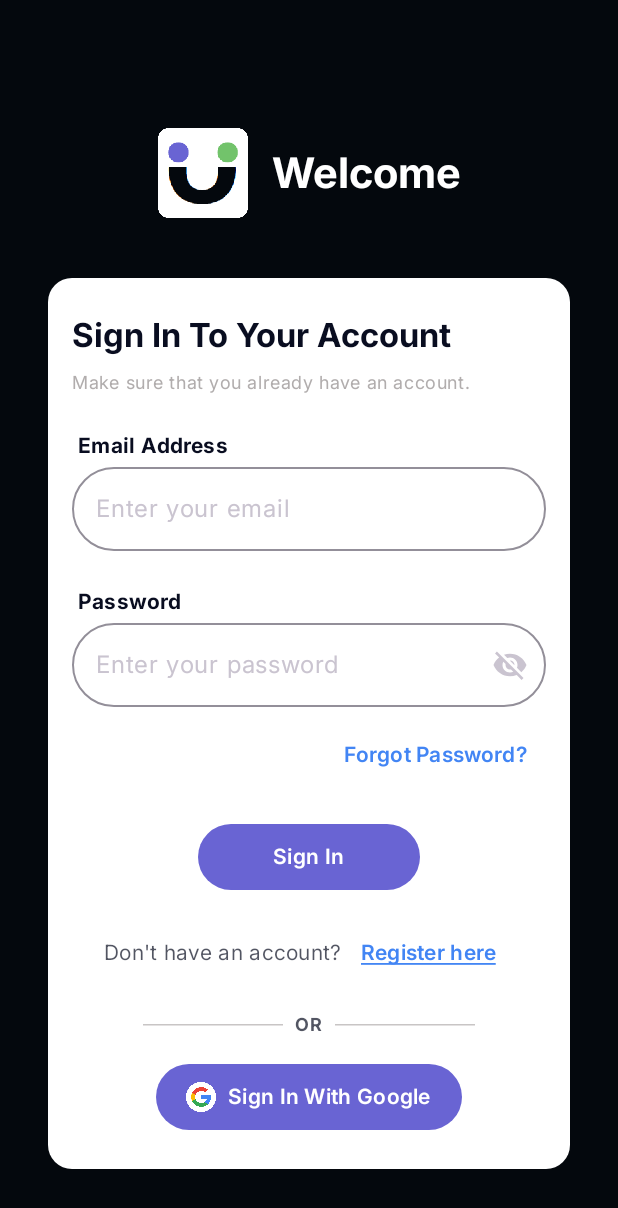
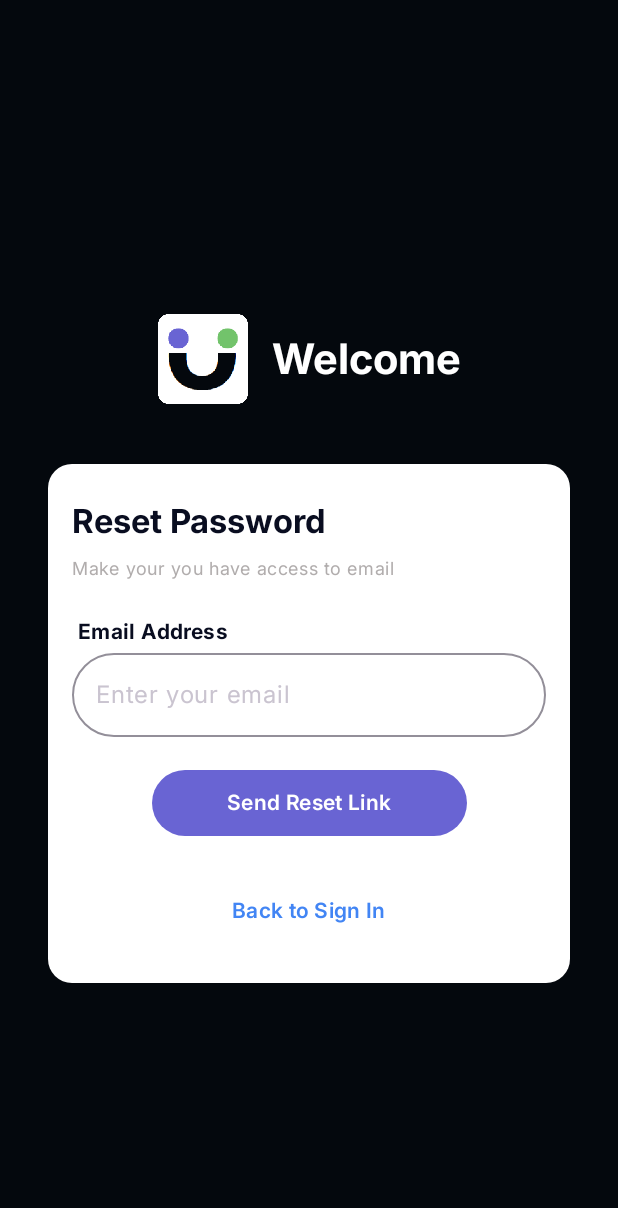
Before and after one commit to melvin1117/community-connect, an Android app built with Jetpack Compose: the SignInScreen screen opened through its navigation route, after a tap on "Forgot Password?", on a phone screen of 412 x 824 dp. Shown: the top 1208 px of the screen. Run offline under Robolectric (Android 15) with nearby library versions, the phone set to English and light mode, and no system bars; our stand-ins replace Dagger/Hilt's generated code, Firebase (no records; nobody signed in at launch, a user with empty details on screens opened directly).

Commit message:
addded forgot password + email verification functionality

```diff
--- a/app/src/main/java/com/su/communityconnect/Constant.kt
+++ b/app/src/main/java/com/su/communityconnect/Constant.kt
@@ -4,3 +4,4 @@ const val SIGN_IN_SCREEN = "SignInScreen"
 const val SIGN_UP_SCREEN = "SignUpScreen"
 const val SPLASH_SCREEN = "SplashScreen"
 const val HOME_SCREEN = "HomeScreen"
+const val FORGOT_PASSWORD_SCREEN = "ForgotPasswordScreen"
--- a/app/src/main/java/com/su/communityconnect/model/service/AccountService.kt
+++ b/app/src/main/java/com/su/communityconnect/model/service/AccountService.kt
@@ -8,7 +8,6 @@ interface AccountService {
     val currentUserId: String
     fun hasUser(): Boolean
     fun getUserProfile(): User
-//    suspend fun createAnonymousAccount()
     suspend fun updateDisplayName(newDisplayName: String)
     suspend fun linkAccountWithGoogle(idToken: String)
     suspend fun linkAccountWithEmail(email: String, password: String)
@@ -17,4 +16,7 @@ interface AccountService {
     suspend fun signInWithEmail(email: String, password: String)
     suspend fun signOut()
     suspend fun deleteAccount()
+    suspend fun sendPasswordResetEmail(email: String)
+    suspend fun sendEmailVerification()
+    suspend fun isEmailVerified(): Boolean
 }
--- a/app/src/main/java/com/su/communityconnect/ui/navigation/navgraph.kt
+++ b/app/src/main/java/com/su/communityconnect/ui/navigation/navgraph.kt
@@ -5,6 +5,7 @@ import androidx.navigation.NavHostController
 import androidx.navigation.compose.NavHost
 import androidx.navigation.compose.composable
 import androidx.navigation.compose.rememberNavController
+import com.su.communityconnect.FORGOT_PASSWORD_SCREEN
 import com.su.communityconnect.HOME_SCREEN
 import com.su.communityconnect.SIGN_IN_SCREEN
 import com.su.communityconnect.SIGN_UP_SCREEN
@@ -13,6 +14,7 @@ import com.su.communityconnect.model.service.AccountService
 import com.su.communityconnect.ui.screens.authentication.signin.SignInScreen
 import com.su.communityconnect.ui.screens.authentication.signup.SignUpScreen
 import com.su.communityconnect.ui.screens.SplashScreen
+import com.su.communityconnect.ui.screens.authentication.forgotpassword.ForgotPasswordScreen
 import com.su.communityconnect.ui.screens.home.HomeScreen
 
 @Composable
@@ -31,7 +33,19 @@ fun NavGraph(
         composable(SIGN_IN_SCREEN) {
             SignInScreen(
                 onNavigateToSignUp = { navController.navigate(SIGN_UP_SCREEN) },
-                onSignInSuccess = { navController.navigate(HOME_SCREEN) }
+                onSignInSuccess = { navController.navigate(HOME_SCREEN) },
+                onForgotPassword = {navController.navigate(FORGOT_PASSWORD_SCREEN) }
+            )
+        }
+        // Forgot Password Screen
+        composable(FORGOT_PASSWORD_SCREEN) {
+            ForgotPasswordScreen(
+                onPasswordResetSuccess = {
+                    navController.navigate(SIGN_IN_SCREEN) {
+                        popUpTo(FORGOT_PASSWORD_SCREEN) { inclusive = true }
+                    }
+                },
+                onBackSignIn = { navController.navigate((SIGN_IN_SCREEN)) }
             )
         }
         // Sign-Up Screen
--- /dev/null
+++ b/app/src/main/java/com/su/communityconnect/ui/screens/authentication/forgotpassword/ForgotPasswordScreen.kt
@@ -0,0 +1,136 @@
+package com.su.communityconnect.ui.screens.authentication.forgotpassword
+
+import android.widget.Toast
+import androidx.compose.foundation.Image
+import androidx.compose.foundation.layout.*
+import androidx.compose.foundation.shape.RoundedCornerShape
+import androidx.compose.material3.*
+import androidx.compose.runtime.*
+import androidx.compose.ui.Alignment
+import androidx.compose.ui.Modifier
+import androidx.compose.ui.platform.LocalContext
+import androidx.compose.ui.res.painterResource
+import androidx.compose.ui.res.stringResource
+import androidx.compose.ui.text.font.FontWeight
+import androidx.compose.ui.unit.dp
+import androidx.hilt.navigation.compose.hiltViewModel
+import com.su.communityconnect.R
+import com.su.communityconnect.ui.components.PrimaryButton
+import com.su.communityconnect.ui.components.TextField
+import com.su.communityconnect.ui.screens.authentication.isValidEmail
+
+@Composable
+fun ForgotPasswordScreen(onPasswordResetSuccess: () -> Unit, onBackSignIn: () -> Unit, viewModel: ForgotPasswordViewModel = hiltViewModel()) {
+    val email = viewModel.email.collectAsState()
+    var emailError by remember { mutableStateOf<String?>(null) }
+    val uiEvent = viewModel.uiEvent.collectAsState()
+    val context = LocalContext.current
+
+    // Handle UI events
+    LaunchedEffect(uiEvent.value) {
+        uiEvent.value?.let { errorType ->
+            val message = when (errorType) {
+                ForgotPasswordType.INVALID_EMAIL -> context.getString(R.string.email_valid_error)
+                ForgotPasswordType.OPERATION_FAILED -> context.getString(R.string.forgot_password_failed)
+                ForgotPasswordType.SUCCESS -> context.getString(R.string.forgot_password_success)
+            }
+            Toast.makeText(context, message, Toast.LENGTH_LONG).show()
+            viewModel.onUiEventConsumed()
+        }
+    }
+
+    Column(
+        modifier = Modifier
+            .fillMaxSize()
+            .padding(horizontal = 32.dp),
+        verticalArrangement = Arrangement.Center,
+        horizontalAlignment = Alignment.CenterHorizontally
+    ) {
+        Spacer(modifier = Modifier.height(40.dp))
+        Row(
+            verticalAlignment = Alignment.CenterVertically,
+            horizontalArrangement = Arrangement.Center
+        ) {
+            Image(
+                painter = painterResource(id = R.drawable.applogo),
+                contentDescription = "App Logo",
+                modifier = Modifier.size(60.dp)
+            )
+            Spacer(modifier = Modifier.width(16.dp))
+            Text(
+                text = stringResource(id = R.string.welcome),
+                style = MaterialTheme.typography.headlineMedium.copy(
+                    color = MaterialTheme.colorScheme.onSurface,
+                    fontWeight = FontWeight.Bold
+                )
+            )
+        }
+        Spacer(modifier = Modifier.height(40.dp))
+
+        Card(
+            modifier = Modifier
+                .fillMaxWidth(),
+            shape = RoundedCornerShape(16.dp),
+            colors = CardDefaults.cardColors(containerColor = MaterialTheme.colorScheme.background)
+        ) {
+            Column(
+                modifier = Modifier
+                    .fillMaxWidth()
+                    .padding(horizontal = 16.dp, vertical = 24.dp),
+                horizontalAlignment = Alignment.CenterHorizontally
+            ) {
+                Text(
+                    text = stringResource(id = R.string.reset_password),
+                    style = MaterialTheme.typography.titleLarge.copy(
+                        color = MaterialTheme.colorScheme.onBackground,
+                        fontWeight = FontWeight.Bold
+                    ),
+                    modifier = Modifier.align(Alignment.Start)
+                )
+                Spacer(modifier = Modifier.height(10.dp))
+                Text(
+                    text = stringResource(id = R.string.reset_password_instructions),
+                    style = MaterialTheme.typography.bodySmall.copy(
+                        color = MaterialTheme.colorScheme.onSecondary
+                    ),
+                    modifier = Modifier.align(Alignment.Start)
+                )
+                Spacer(modifier = Modifier.height(24.dp))
+                TextField(
+                    value = email.value,
+                    onValueChange = {
+                        viewModel.updateEmail(it)
+                        emailError = if (!it.isValidEmail()) {
+                            context.getString(R.string.email_valid_error)
+                        } else {
+                            null
+                        }
+                    },
+                    label = stringResource(id = R.string.email_address),
+                    placeholder = stringResource(id = R.string.email_placeholder),
+                    errorMessage = emailError
+                )
+                Spacer(modifier = Modifier.height(20.dp))
+                PrimaryButton(
+                    text = stringResource(id = R.string.send_reset_link),
+                    onClick = {
+                        if (emailError == null) {
+                            viewModel.onResetPasswordClick(onPasswordResetSuccess)
+                        }
+                    },
+                    horizontalPadding = 50.dp,
+                    enabled = emailError == null
+                )
+                Spacer(modifier = Modifier.height(24.dp))
+                Box(modifier = Modifier.fillMaxWidth(), contentAlignment = Alignment.Center) {
+                    TextButton(onClick = onBackSignIn) {
+                        Text(
+                            text = stringResource(id = R.string.back_sign_in),
+                            style = MaterialTheme.typography.bodyMedium.copy(color = MaterialTheme.colorScheme.onTertiary, fontWeight = FontWeight.SemiBold)
+                        )
+                    }
+                }
+            }
+        }
+    }
+}
--- /dev/null
+++ b/app/src/main/java/com/su/communityconnect/ui/screens/authentication/forgotpassword/ForgotPasswordViewModel.kt
@@ -0,0 +1,48 @@
+package com.su.communityconnect.ui.screens.authentication.forgotpassword
+
+import com.su.communityconnect.model.service.AccountService
+import com.su.communityconnect.ui.screens.CommunityConnectAppViewModel
+import com.su.communityconnect.ui.screens.authentication.isValidEmail
+import dagger.hilt.android.lifecycle.HiltViewModel
+import kotlinx.coroutines.flow.MutableStateFlow
+import kotlinx.coroutines.flow.StateFlow
+import kotlinx.coroutines.flow.asStateFlow
+import javax.inject.Inject
+
+@HiltViewModel
+class ForgotPasswordViewModel @Inject constructor(
+    private val accountService: AccountService
+) : CommunityConnectAppViewModel() {
+
+    private val _email = MutableStateFlow("")
+    val email: StateFlow<String> = _email.asStateFlow()
+
+
+    private val _uiEvent = MutableStateFlow<ForgotPasswordType?>(null)
+    val uiEvent: StateFlow<ForgotPasswordType?> = _uiEvent.asStateFlow()
+
+    fun updateEmail(newEmail: String) {
+        _email.value = newEmail
+    }
+
+    fun onResetPasswordClick(onPasswordResetSuccess: () -> Unit) {
+        launchCatching {
+            try {
+                if (!_email.value.isValidEmail()) {
+                    _uiEvent.value = ForgotPasswordType.INVALID_EMAIL
+                    return@launchCatching
+                }
+
+                accountService.sendPasswordResetEmail(_email.value)
+                _uiEvent.value = ForgotPasswordType.SUCCESS // Success case
+                onPasswordResetSuccess()
+            } catch (e: Exception) {
+                _uiEvent.value = ForgotPasswordType.OPERATION_FAILED
+            }
+        }
+    }
+
+    fun onUiEventConsumed() {
+        _uiEvent.value = null
+    }
+}
--- a/app/src/main/java/com/su/communityconnect/ui/screens/authentication/signin/SignInScreen.kt
+++ b/app/src/main/java/com/su/communityconnect/ui/screens/authentication/signin/SignInScreen.kt
@@ -29,7 +29,11 @@ import com.su.communityconnect.ui.screens.authentication.isValidEmail
 import com.su.communityconnect.ui.screens.authentication.launchCredManBottomSheet
 
 @Composable
-fun SignInScreen(onNavigateToSignUp: () -> Unit, onSignInSuccess: () -> Unit, viewModel: SignInViewModel = hiltViewModel()) {
+fun SignInScreen(
+    onNavigateToSignUp: () -> Unit,
+    onSignInSuccess: () -> Unit,
+    onForgotPassword: () -> Unit,
+    viewModel: SignInViewModel = hiltViewModel()) {
     val email = viewModel.email.collectAsState()
     val password = viewModel.password.collectAsState()
     var emailError by remember { mutableStateOf<String?>(null) }
@@ -46,10 +50,11 @@ fun SignInScreen(onNavigateToSignUp: () -> Unit, onSignInSuccess: () -> Unit, vi
     LaunchedEffect(uiEvent.value) {
         uiEvent.value?.let { errorType ->
             val message = when (errorType) {
-                SignInErrorType.INVALID_EMAIL -> context.getString(R.string.email_valid_error)
-                SignInErrorType.EMPTY_PASSWORD -> context.getString(R.string.password_required_error)
-                SignInErrorType.AUTHENTICATION_FAILED -> context.getString(R.string.authentication_failed)
-                SignInErrorType.SUCCESS -> context.getString(R.string.signin_successful)
+                SignInType.INVALID_EMAIL -> context.getString(R.string.email_valid_error)
+                SignInType.EMPTY_PASSWORD -> context.getString(R.string.password_required_error)
+                SignInType.AUTHENTICATION_FAILED -> context.getString(R.string.authentication_failed)
+                SignInType.EMAIL_NOT_VERIFIED -> context.getString(R.string.email_not_verified)
+                SignInType.SUCCESS -> context.getString(R.string.signin_successful)
             }
             Toast.makeText(context, message, Toast.LENGTH_LONG).show()
             viewModel.onUiEventConsumed()
@@ -138,7 +143,7 @@ fun SignInScreen(onNavigateToSignUp: () -> Unit, onSignInSuccess: () -> Unit, vi
                 )
                 Spacer(modifier = Modifier.height(8.dp))
                 Box(modifier = Modifier.fillMaxWidth(), contentAlignment = Alignment.CenterEnd) {
-                    TextButton(onClick = { /* Handle Forgot Password */ }) {
+                    TextButton(onClick = onForgotPassword) {
                         Text(
                             text = stringResource(id = R.string.forgot_password),
                             style = MaterialTheme.typography.bodyMedium.copy(color = MaterialTheme.colorScheme.onTertiary, fontWeight = FontWeight.SemiBold)
--- a/app/src/main/java/com/su/communityconnect/ui/screens/authentication/signin/SignInErrorType.kt
+++ b/app/src/main/java/com/su/communityconnect/ui/screens/authentication/signin/SignInType.kt
@@ -1,8 +1,9 @@
 package com.su.communityconnect.ui.screens.authentication.signin
 
-enum class SignInErrorType {
+enum class SignInType {
     INVALID_EMAIL,
     EMPTY_PASSWORD,
     AUTHENTICATION_FAILED,
-    SUCCESS
+    SUCCESS,
+    EMAIL_NOT_VERIFIED,
 }
--- a/app/src/main/res/values/strings.xml
+++ b/app/src/main/res/values/strings.xml
@@ -16,6 +16,7 @@
     <string name="password_placeholder">Enter your password</string>
     <string name="forgot_password">Forgot Password?</string>
     <string name="sign_in">Sign In</string>
+    <string name="back_sign_in">Back to Sign In</string>
     <string name="logout">Logout</string>
     <string name="sign_up">Sign Up</string>
     <string name="dont_have_account">Don\'t have an account?</string>
@@ -41,8 +42,15 @@
         Thank you for registering!
     </string>
     <string name="signin_successful">Successfully signed in.</string>
-    <string name="signup_successful">Account created successfully.</string>
-    <string name="signup_failed">Sign up failed. Please try again later.</string>\
+    <string name="email_not_verified">Email not verified. Please verify your email.</string>
+    <string name="email_verification_sent">Sign-up successful. Verification email sent.</string>
+    <string name="signup_failed">Sign up failed. Please try again later.</string>
+    <string name="sending_verification_email_failed">Sending verification email failed.</string>
     <string name="password_required_error">Password cannot be empty.</string>
     <string name="authentication_failed">Authentication failed. Please check your credentials.</string>
+    <string name="reset_password">Reset Password</string>
+    <string name="reset_password_instructions">Make your you have access to email</string>
+    <string name="send_reset_link">Send Reset Link</string>
+    <string name="forgot_password_failed">Error while completing the operation. Please try again.</string>
+    <string name="forgot_password_success">Link to reset password successfully sent.</string>
 </resources>
```
Also changed, not shown: app/src/main/java/com/su/communityconnect/model/service/impl/AccountServiceImpl.kt (+16 -11 lines), app/src/main/java/com/su/communityconnect/ui/screens/authentication/forgotpassword/ForgotPasswordType.kt (added, +7 -0 lines), app/src/main/java/com/su/communityconnect/ui/screens/authentication/signin/SignInViewModel.kt (+24 -17 lines), app/src/main/java/com/su/communityconnect/ui/screens/authentication/signup/SignUpScreen.kt (+8 -9 lines), app/src/main/java/com/su/communityconnect/ui/screens/authentication/signup/SignUpType.kt (renamed from app/src/main/java/com/su/communityconnect/ui/screens/authentication/signup/SignUpErrorType.kt, +4 -3 lines), app/src/main/java/com/su/communityconnect/ui/screens/authentication/signup/SignUpViewModel.kt (+17 -28 lines).
